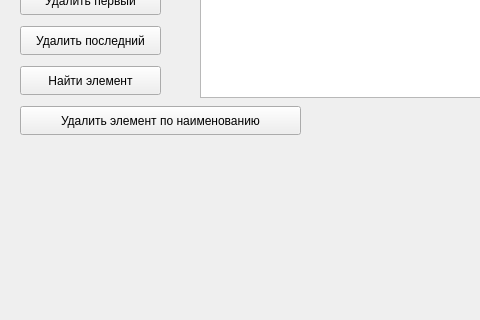
Old version of the form mainwindow.ui in the repository SvetlanaMinich/2.2---lab-OAiP; both pictures show x 0 to 480 and y 154 to 474 of the 800 by 600 pixel window.
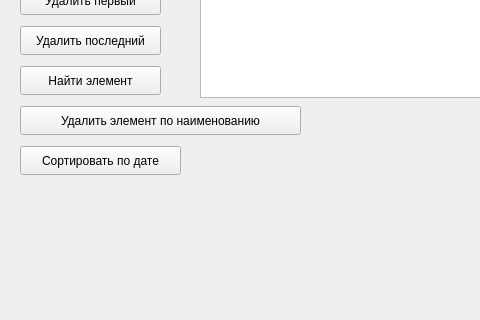
New version of the form.

Diff of the .ui file:
```diff
--- a/mainwindow.ui
+++ b/mainwindow.ui
@@ -141,6 +141,19 @@
      <string>Удалить элемент по наименованию</string>
     </property>
    </widget>
+   <widget class="QPushButton" name="sort">
+    <property name="geometry">
+     <rect>
+      <x>20</x>
+      <y>300</y>
+      <width>161</width>
+      <height>29</height>
+     </rect>
+    </property>
+    <property name="text">
+     <string>Сортировать по дате</string>
+    </property>
+   </widget>
   </widget>
   <widget class="QMenuBar" name="menubar">
    <property name="geometry">
```
